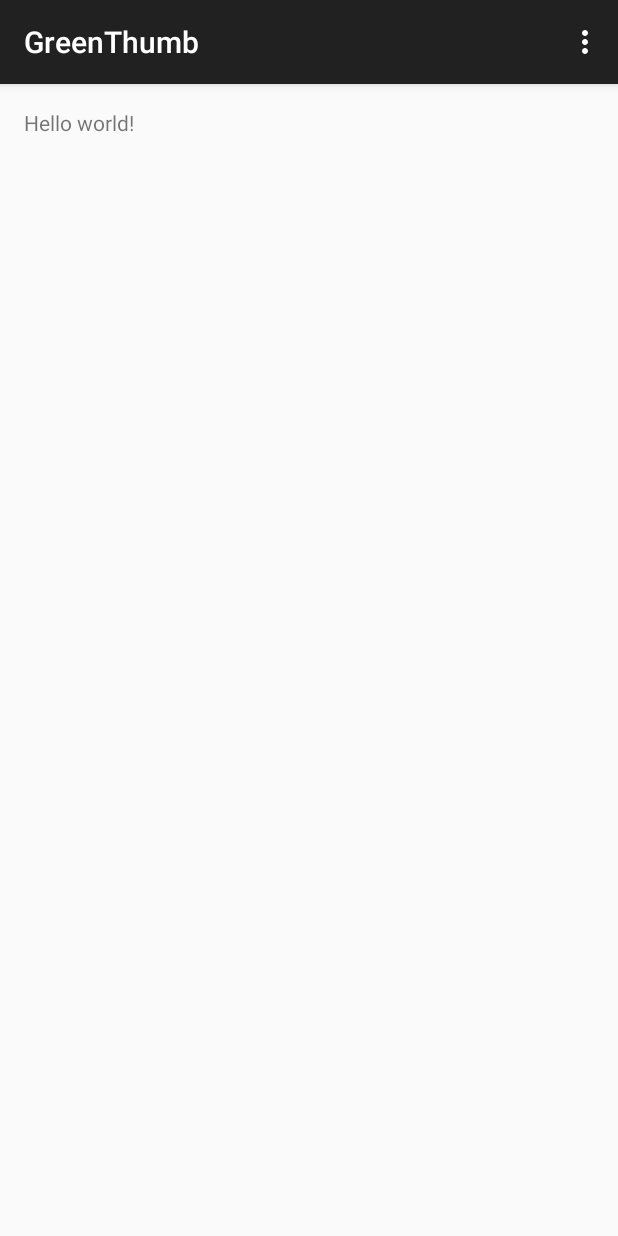
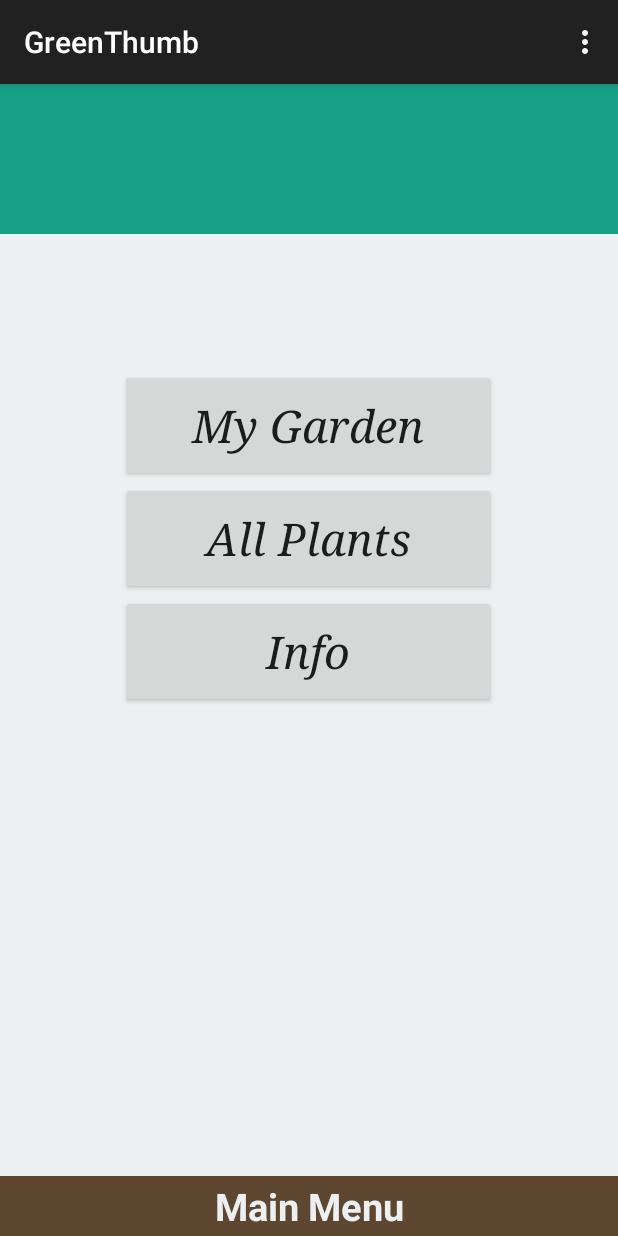
Before and after one commit to haihoang20/GreenThumb, an Android app: the screen it shows after launch (MainActivity), on a phone screen of 412 x 824 dp. Run offline under Robolectric (Android 15) with nearby library versions, the phone set to English and light mode, and no system bars.

Commit message:
Created initial main menu

```diff
--- /dev/null
+++ b/app/src/main/java/beangames/greenthumb/Plant.java
@@ -0,0 +1,26 @@
+package beangames.greenthumb;
+
+/**
+ * Created by jastine on 2015-03-13.
+ */
+public class Plant {
+    private String name;
+    private String notifications;
+    private String harvestTime;
+    private String instructions;
+
+   public String getName(Plant p){
+
+       return p.name;
+   }
+
+   public String getNotifications(Plant p){
+       return p.notifications;
+   }
+
+   public String getHarvestTime(Plant p){
+
+       return p.harvestTime;
+   }
+
+}
--- a/app/src/main/res/layout/activity_main.xml
+++ b/app/src/main/res/layout/activity_main.xml
@@ -1,11 +1,63 @@
 <RelativeLayout xmlns:android="http://schemas.android.com/apk/res/android"
-    xmlns:tools="http://schemas.android.com/tools" android:layout_width="match_parent"
-    android:layout_height="match_parent" android:paddingLeft="@dimen/activity_horizontal_margin"
-    android:paddingRight="@dimen/activity_horizontal_margin"
-    android:paddingTop="@dimen/activity_vertical_margin"
-    android:paddingBottom="@dimen/activity_vertical_margin" tools:context=".MainActivity">
+    xmlns:tools="http://schemas.android.com/tools"
+    android:layout_width="match_parent"
+    android:layout_height="match_parent"
+    android:background="#ecf0f1"
+    tools:context=".MainActivity">
 
-    <TextView android:text="@string/hello_world" android:layout_width="wrap_content"
-        android:layout_height="wrap_content" />
+    <TextView
+        android:id="@+id/top_bar"
+        android:background="#16a085"
+        android:layout_width="match_parent"
+        android:layout_height="100dp"
+        />
+
+    <TextView
+        android:textStyle="bold"
+        android:background="#5E4731"
+        android:layout_alignParentBottom="true"
+        android:layout_width="match_parent"
+        android:layout_height="40dp"
+        android:text="Main Menu"
+        android:textSize="25dp"
+        android:textColor="#ecf0f1"
+        android:gravity="center"/>
+
+    <Button
+        android:typeface="serif"
+        android:textStyle="italic"
+        android:layout_marginTop="90dp"
+        android:id="@+id/my_garden"
+        android:layout_width="250dp"
+        android:layout_height="75dp"
+        android:layout_below="@id/top_bar"
+        android:text="My Garden"
+        android:textSize="30dp"
+        android:layout_centerHorizontal="true"
+        android:textAllCaps="false"/>
+
+    <Button
+        android:typeface="serif"
+        android:textStyle="italic"
+        android:id="@+id/all_plants"
+        android:layout_width="250dp"
+        android:layout_height="75dp"
+        android:layout_below="@id/my_garden"
+        android:text="All Plants"
+        android:textSize="30dp"
+        android:textAllCaps="false"
+        android:layout_centerHorizontal="true"/>
+    <Button
+        android:typeface="serif"
+        android:textStyle="italic"
+        android:layout_width="250dp"
+        android:layout_height="75dp"
+        android:layout_below="@id/all_plants"
+        android:text="Info"
+        android:textSize="30dp"
+        android:textAllCaps="false"
+        android:layout_centerHorizontal="true"/>
+
+
 
 </RelativeLayout>
--- /dev/null
+++ b/app/src/main/res/values/fonts.xml
@@ -0,0 +1,2 @@
+<?xml version="1.0" encoding="utf-8"?>
+<resources></resources>
```
